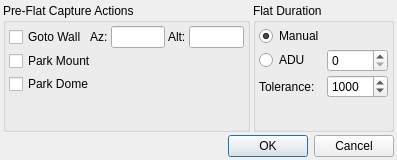
Above: kstars/ekos/capture/calibrationoptions.ui from KDE/kstars before the change. Below: the same form after it.
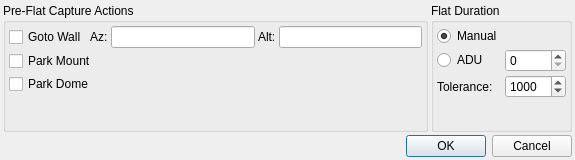
That is the form after the change. Custom widgets are drawn as their Qt base class.

What changed in the file:
```diff
--- a/kstars/ekos/capture/calibrationoptions.ui
+++ b/kstars/ekos/capture/calibrationoptions.ui
@@ -6,7 +6,7 @@
    <rect>
     <x>0</x>
     <y>0</y>
-    <width>397</width>
+    <width>575</width>
     <height>160</height>
    </rect>
   </property>
```
